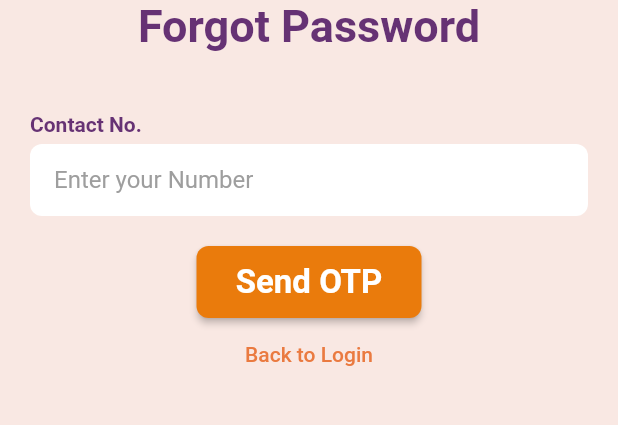
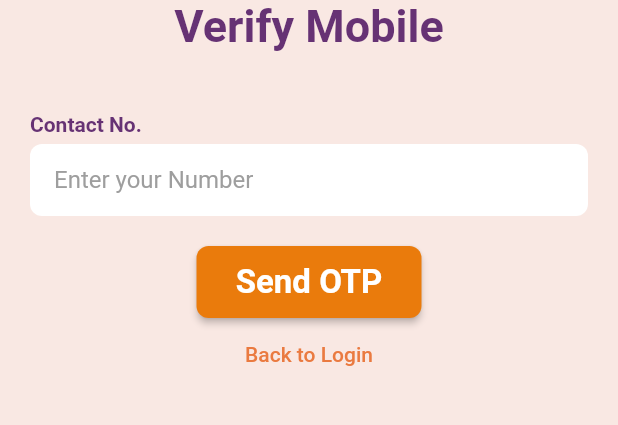
Before and after one commit to Aditya1101999/accountsntax_app, a Flutter app: the OTPScreen screen opened by its route, on a phone screen of 412 x 824 dp, the part 330-755 px from its top. Run offline on Flutter 3.47's test engine with Material 2 defaults, Android fonts, the light colour scheme and no system bars; our stand-ins replace carousel_slider.

Commit message:
minor changes

```diff
--- a/lib/screens/otp_screen.dart
+++ b/lib/screens/otp_screen.dart
@@ -47,7 +47,7 @@
                   height: 200,
                 ),
                 const Text(
-                  'Forgot Password',
+                  'Verify Mobile',
                   style: TextStyle(
                     fontWeight: FontWeight.bold,
                     fontSize: 30,
```
